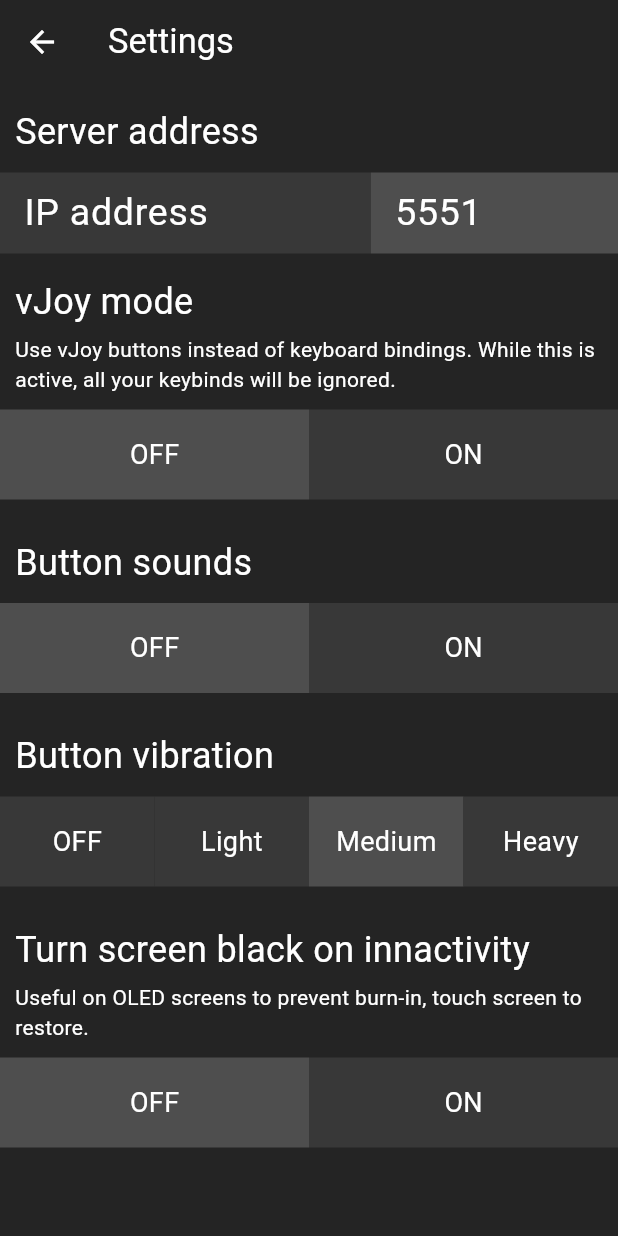
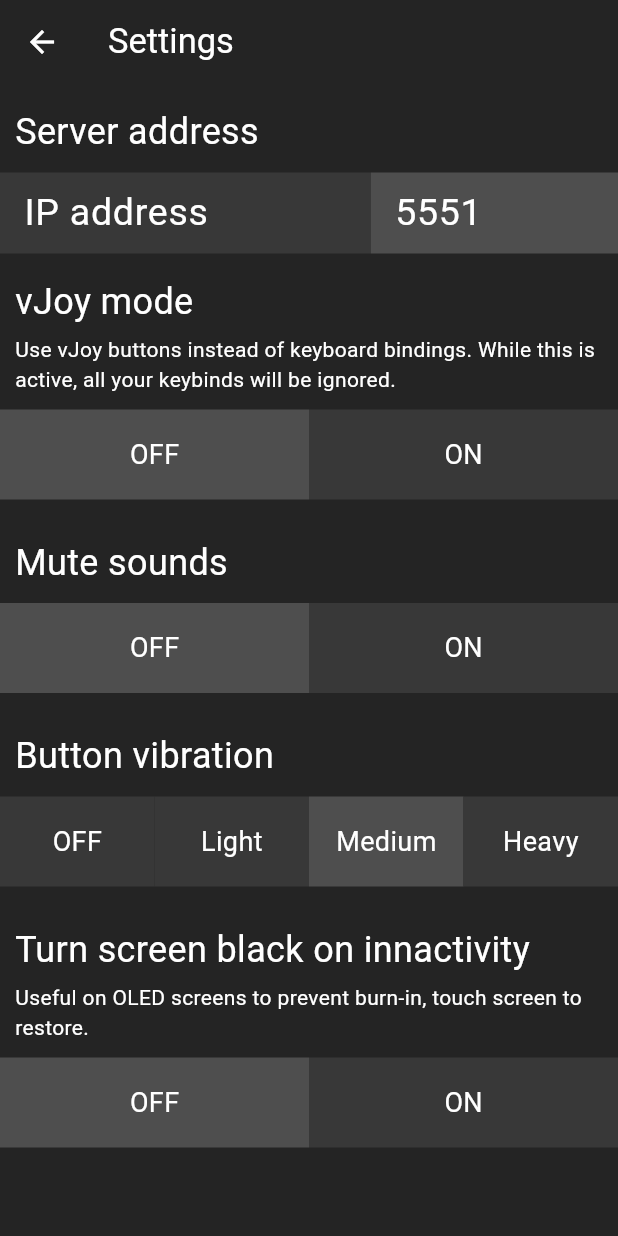
Before and after one commit to shanjii/UpfrontControl, a Flutter app: the OptionsPage screen opened directly, on a phone screen of 412 x 824 dp. Run offline on Flutter 3.47's test engine with Material 3 defaults, Android fonts, the light colour scheme and no system bars; our stand-ins replace package_info_plus, shared_preferences, wakelock_plus; missing offline and left inert: flutter_displaymode, flutter_vibrate, soundpool; accounts and stored records are empty; statements that could not run were skipped.

Commit message:
Fixed muted sounds

```diff
--- a/lib/app/presentation/providers/feedback_provider.dart
+++ b/lib/app/presentation/providers/feedback_provider.dart
@@ -25,6 +25,7 @@ class FeedbackProvider {
   }
 
   tapSound() {
+    if (muted) return;
     sounds.playClick();
   }
 }
--- a/lib/app/presentation/ui/pages/options/options_page.dart
+++ b/lib/app/presentation/ui/pages/options/options_page.dart
@@ -54,7 +54,7 @@ class _SettingsState extends State<OptionsPage> {
                     ],
                   ),
                 ),
-                _title("Button sounds"),
+                _title("Mute sounds"),
                 Container(
                   margin: const EdgeInsets.symmetric(vertical: 10),
                   height: 60,
```
